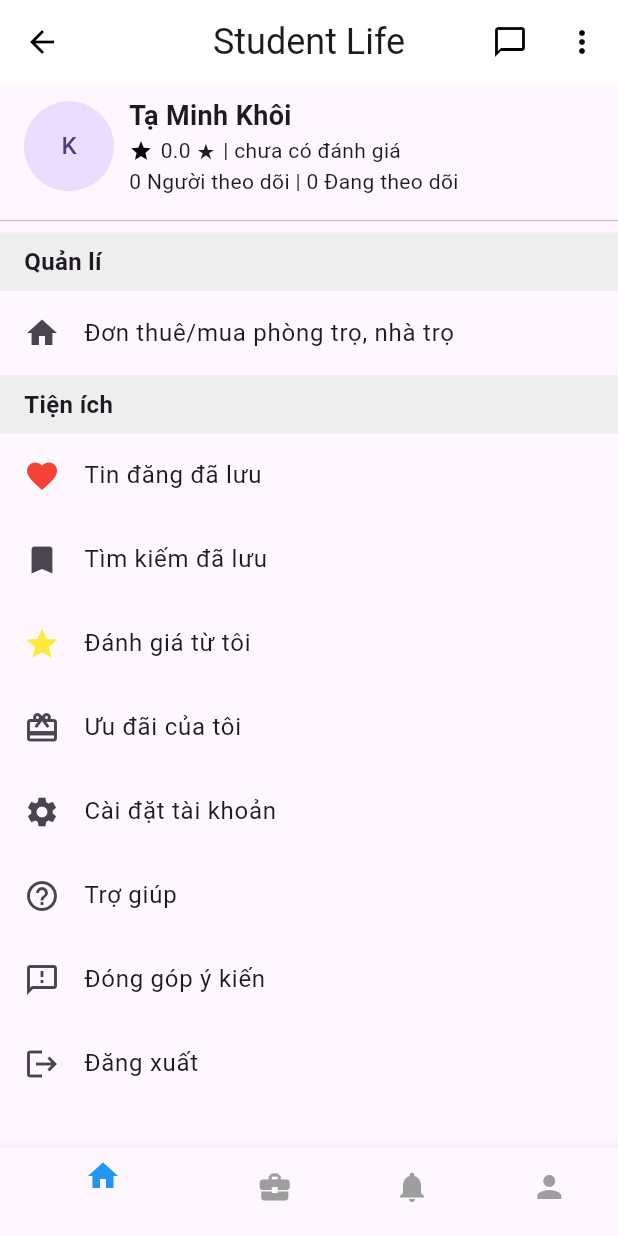
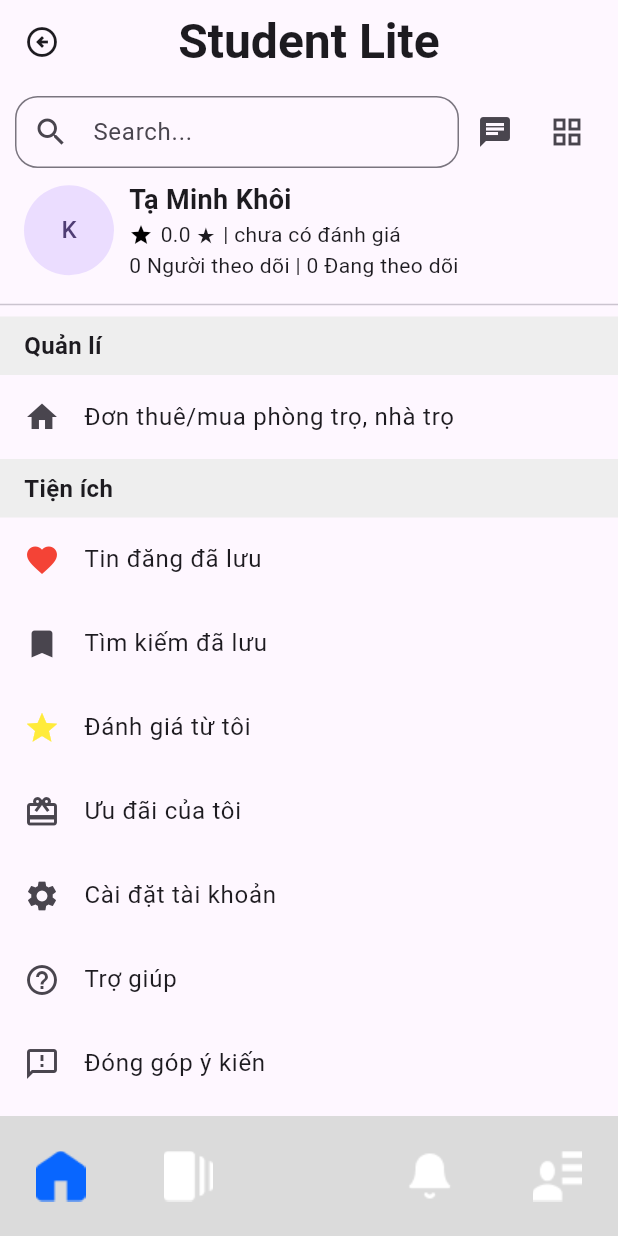
Before and after one commit to nguyenquocthai1463/Test_SL, a Flutter app: the Screen_48 screen opened directly, on a phone screen of 412 x 824 dp. Run offline on Flutter 3.47's test engine with Material 3 defaults, Android fonts, the phone set to English and light mode, and no system bars.

Commit message:
28_48_UserProfile

```diff
--- a/test_sl/lib/screens/48.dart
+++ b/test_sl/lib/screens/48.dart
@@ -1,30 +1,12 @@
 import 'package:flutter/material.dart';
+import 'package:test_sl/widgets/AppBar.dart';
+import 'package:test_sl/widgets/CustomBottomNavigationBar.dart';
 
 class Screen_48 extends StatelessWidget {
   @override
   Widget build(BuildContext context) {
     return Scaffold(
-      /*appBar: customAppBar(),*/
-      appBar: AppBar(
-        title: Text('Student Life', style: TextStyle(fontSize: 24)),
-        centerTitle: true,
-        backgroundColor: Colors.white,
-        elevation: 0,
-        leading: IconButton(
-          icon: Icon(Icons.arrow_back, color: Colors.black),
-          onPressed: () {},
-        ),
-        actions: [
-          IconButton(
-            icon: Icon(Icons.chat_bubble_outline, color: Colors.black),
-            onPressed: () {},
-          ),
-          IconButton(
-            icon: Icon(Icons.more_vert, color: Colors.black),
-            onPressed: () {},
-          ),
-        ],
-      ),
+      appBar: CustomAppBar(),
       body: SingleChildScrollView(
         child: Column(
           children: [
@@ -114,18 +96,7 @@
           ],
         ),
       ),
-      /*bottomNavigationBar: CustomBottomNavigationBar(),*/
-      bottomNavigationBar: BottomNavigationBar(
-        items: [
-          BottomNavigationBarItem(icon: Icon(Icons.home), label: ''),
-          BottomNavigationBarItem(icon: Icon(Icons.business_center), label: ''),
-          BottomNavigationBarItem(icon: Icon(Icons.notifications), label: ''),
-          BottomNavigationBarItem(icon: Icon(Icons.person), label: ''),
-        ],
-        selectedItemColor: Colors.blue, // Màu của mục được chọn
-        unselectedItemColor: Colors.grey, // Màu của các mục chưa chọn
-        backgroundColor: Colors.white, // Nền của bottom navigation
-      ),
+      bottomNavigationBar: CustomBottomNavigationBar(),
     );
   }
 }
--- a/test_sl/lib/utils/config-color.dart
+++ b/test_sl/lib/utils/config-color.dart
@@ -1,5 +1,64 @@
 import 'package:flutter/material.dart';
+class StyleConfigColor {
 
+
+  static Color background = const Color(0xFFF5F5F5);
+  static Color placeholder_text = const Color(0xFFF5F5F5);
+
+  static Color primary = const Color(0xFF7939fb);
+  static Color primaryDark1 = const Color(0xFF602bd9);
+  static Color primaryDark2 = const Color(0xFF4a20b3);
+  static Color primaryLight1 = const Color(0xFF9357fb);
+  static Color primaryLight2 = const Color(0xFFab78fc);
+  static Color primaryLight3 = const Color(0xFFc599fd);
+  static Color primaryLight4 = const Color(0xFFe0b9fe);
+  static Color primaryLight5 = const Color(0xFFfafafa);
+
+  static Color secondary = const Color(0xFFFF5733);
+  static Color secondaryLight1 = const Color(0xFFFF764D);
+  static Color secondaryLight2 = const Color(0xFFFF9570);
+  static Color secondaryLight3 = const Color(0xFFFFB8A1);
+  static Color secondaryLight4 = const Color(0xFFFFD9CC);
+  static Color secondaryLight5 = const Color(0xFFFAFAFA);
+  static Color secondaryDark1 = const Color(0xFFB23A22);
+
+  static Color text = const Color(0xFF27272A);
+  static Color textLight1 = const Color(0xFF414146);
+  static Color textLight2 = const Color(0xFF5C5C63);
+  static Color textLight3 = const Color(0xFF777780);
+  static Color textLight4 = const Color(0xFF92929D);
+  static Color textLight5 = const Color(0xFFADADBB);
+  static Color textLight6 = const Color(0xFFDBDBDB);
+  static Color textLight7 = const Color(0xFFECECEC);
+
+  static Color text2 = const Color(0xFFFFFFFF);
+  static Color text2Dark1 = const Color(0xFFECECEC);
+  static Color text2Dark2 = const Color(0xFFDBDBDB);
+  static Color text2Dark3 = const Color(0xFFADADBB);
+  static Color text2Dark4 = const Color(0xFF92929D);
+  static Color text2Dark5 = const Color(0xFF777780);
+  static Color text2Dark6 = const Color(0xFF5C5C63);
+  static Color text2Dark7 = const Color(0xFF414146);
+  static Color text2Dark8 = const Color(0xFF27272A);
+
+  static Color succeed = const Color(0xFF00C810);
+
+  static Color notice = const Color(0xFFFFC000);
+  static Color noticeLight1 = const Color(0xFFFFD400);
+  static Color noticeLight2 = const Color(0xFFFFDD3C);
+  static Color noticeLight3 = const Color(0xFFFFEA61);
+  static Color noticeLight4 = const Color(0xFFFFF192);
+
+
+  static Color warning = const Color(0xFFFF424f);
+  static Color warningDark = const Color(0xFFFF0F0F);
+  static Color warningLight1 = const Color(0xFFFF8383);
+  static Color warningLight2 = const Color(0xFFFFC2C2);
+  static Color warningLight3 = const Color(0xFFFFF1F1);
+
+  static Color gray = const Color(0xFF808080);
+
+}
 class StyleConfig {
   static Color black = const Color(0xff000000);
   static Color white = const Color(0xffFFFFFF);
--- /dev/null
+++ b/test_sl/lib/widgets/AppBar.dart
@@ -0,0 +1,68 @@
+import 'package:flutter/material.dart';
+
+class CustomAppBar extends StatelessWidget implements PreferredSizeWidget {
+  @override
+  final Size preferredSize;
+
+  CustomAppBar({Key? key}): preferredSize = const Size.fromHeight(kToolbarHeight * 2),
+        super(key: key);
+
+  final TextEditingController _controller = TextEditingController();
+
+  @override
+  Widget build(BuildContext context) {
+    return AppBar(
+      leading: IconButton(
+        icon: const Icon(Icons.arrow_circle_left_outlined),
+        onPressed: () {
+          Navigator.of(context).pop();
+        },
+      ),
+      title: const Text(
+        'Student Lite',
+        style: TextStyle(
+          fontWeight: FontWeight.bold,
+          fontSize: 32.0,
+        ),
+      ),
+      centerTitle: true,
+      flexibleSpace: Column(
+        mainAxisAlignment: MainAxisAlignment.end, // Đẩy nội dung xuống dưới
+        children: [
+          Padding(
+            padding: const EdgeInsets.symmetric(horizontal: 10.0),
+            child: Row(
+              children: [
+                Expanded(
+                  child: TextField(
+                    controller: _controller,
+                    decoration: InputDecoration(
+                      prefixIcon: const Icon(Icons.search),
+                      hintText: 'Search...',
+                      border: OutlineInputBorder(
+                        borderRadius: BorderRadius.circular(15.0),
+                      ),
+                      contentPadding: const EdgeInsets.symmetric(vertical: 10.0),
+                    ),
+                  ),
+                ),
+                IconButton(
+                  icon: const Icon(Icons.chat),
+                  onPressed: () {
+                    // Chat action
+                  },
+                ),
+                IconButton(
+                  icon: const Icon(Icons.grid_view),
+                  onPressed: () {
+                    // Grid view action
+                  },
+                ),
+              ],
+            ),
+          ),
+        ],
+      ),
+    );
+  }
+}
--- /dev/null
+++ b/test_sl/lib/widgets/CustomBottomNavigationBar.dart
@@ -0,0 +1,38 @@
+import 'package:flutter/material.dart';
+import 'package:test_sl/utils/config-color.dart';
+
+class CustomBottomNavigationBar extends StatelessWidget { // Đổi tên lớp ở đây
+  const CustomBottomNavigationBar({ Key? key }) : super(key: key);
+
+  @override
+  Widget build(BuildContext context){
+    return BottomAppBar(
+        color: StyleConfigColor.text2Dark2,
+        shape: CircularNotchedRectangle(),
+        notchMargin: 8.0,
+        child: Row(
+          mainAxisAlignment: MainAxisAlignment.spaceBetween,
+          mainAxisSize: MainAxisSize.max,
+          children: [
+            IconButton(
+                onPressed: () {},
+                icon: Image.asset('assets/home.png')
+            ),
+            IconButton(
+                onPressed: () {},
+                icon: Image.asset('assets/chart.png')
+            ),
+            SizedBox(width: 40), // Khoảng trống cho FAB
+            IconButton(
+              icon: Image.asset('assets/bell.png'),
+              onPressed: () {},
+            ),
+            IconButton(
+              icon: Image.asset('assets/user.png'),
+              onPressed: () {},
+            ),
+          ],
+        )
+    );
+  }
+}
--- a/test_sl/pubspec.yaml
+++ b/test_sl/pubspec.yaml
@@ -73,6 +73,10 @@
     - assets/image2.png
     - assets/image3.png
     - assets/img_user_profile.png
+    - assets/home.png
+    - assets/chart.png
+    - assets/bell.png
+    - assets/user.png
 
   # An image asset can refer to one or more resolution-specific "variants", see
   # https://flutter.dev/to/resolution-aware-images
```
Also changed, not shown: test_sl/lib/screens/28.dart (+3 -25 lines), test_sl/lib/screens/UserProfile.dart (+29 -19 lines), test_sl/assets/bell.png (added), test_sl/assets/chart.png (added), test_sl/assets/home.png (added), test_sl/assets/user.png (added).
